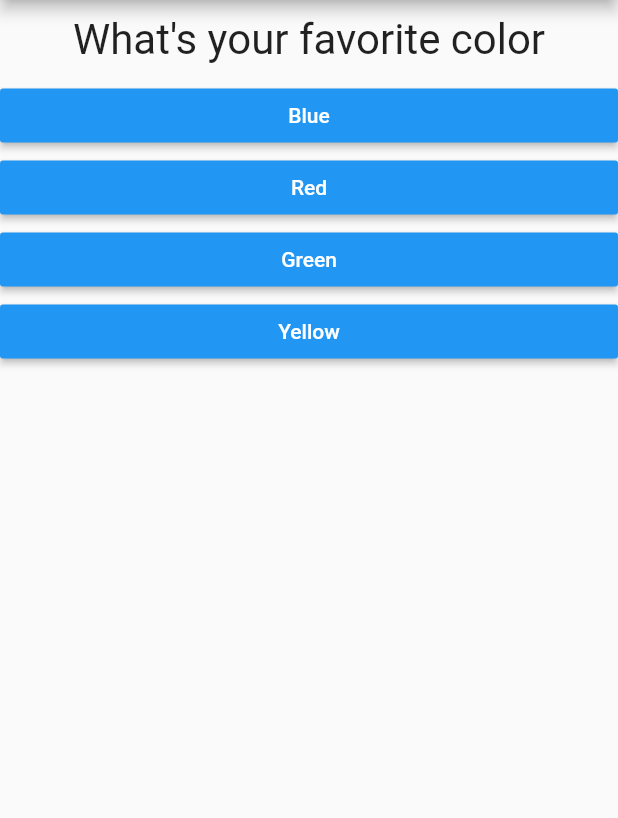
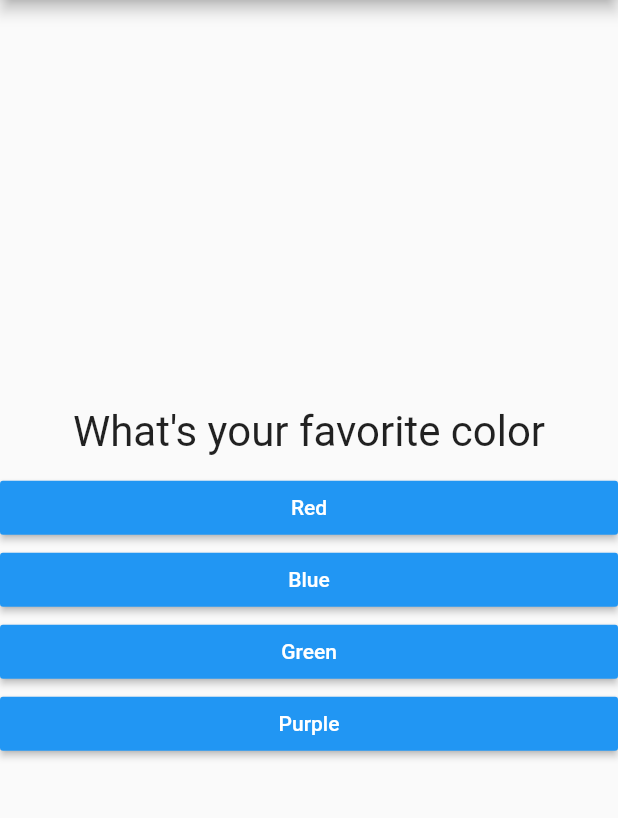
Before and after one commit to MaximilianSchleper/academind-flutter-01, a Flutter app: the screen it shows after launch, on a phone screen of 412 x 824 dp, the part 84-902 px from its top. Run offline on Flutter 3.47's test engine with Material 2 defaults, Android fonts, the phone set to English and light mode, and no system bars.

Commit message:
finished quiz app

```diff
--- a/lib/main.dart
+++ b/lib/main.dart
@@ -14,20 +14,45 @@ class _MyAppState extends State<MyApp> {
   final _questions = const [
     {
       'questionText': 'What\'s your favorite color',
-      'answers': ['Blue', 'Red', 'Green', 'Yellow']
+      'answers': [
+        {'text': 'Red', 'score': 8},
+        {'text': 'Blue', 'score': 6},
+        {'text': 'Green', 'score': 4},
+        {'text': 'Purple', 'score': 2},
+      ]
     },
     {
       'questionText': 'What\'s your favorite animal?',
-      'answers': ['Dog', 'Cat', 'Bird', 'Fish']
+      'answers': [
+        {'text': 'Cat', 'score': 8},
+        {'text': 'Dog', 'score': 6},
+        {'text': 'Fish', 'score': 4},
+        {'text': 'Bird', 'score': 2},
+      ]
     },
     {
       'questionText': 'Choose your class!',
-      'answers': ['Knight', 'Mage', 'Hunter', 'Rouge']
+      'answers': [
+        {'text': 'Mage', 'score': 8},
+        {'text': 'Rouge', 'score': 6},
+        {'text': 'Warrior', 'score': 4},
+        {'text': 'Hunter', 'score': 2},
+      ]
     },
   ];
-  int _qIndex = 0;
+  var _qIndex = 0;
+  var _totalScore = 0;
 
-  void _answerQuestion() {
+  void _resetQuiz() {
+    setState(() {
+     _qIndex = 0;
+     _totalScore = 0;
+    });
+  }
+
+  void _answerQuestion(int score) {
+    _totalScore += score;
+    print('totalscore:' + _totalScore.toString());
     setState(() {
       _qIndex = _qIndex + 1;
     });
@@ -49,7 +74,7 @@ class _MyAppState extends State<MyApp> {
                 answerQuestion: _answerQuestion,
                 questionIndex: _qIndex,
               )
-            : Result(),
+            : Result(_totalScore, _resetQuiz,),
       ),
     );
   }
--- a/lib/quiz.dart
+++ b/lib/quiz.dart
@@ -17,13 +17,14 @@ class Quiz extends StatelessWidget {
   @override
   Widget build(BuildContext context) {
     return Column(
+      mainAxisAlignment: MainAxisAlignment.center,
       children: [
         Question(
           questions[questionIndex]['questionText'],
         ),
-        ...(questions[questionIndex]['answers'] as List<String>).map((answer) {
+        ...(questions[questionIndex]['answers'] as List<Map<String, Object>>).map((answer) {
           // answer to widget and add to children list
-          return Answer(answerQuestion, answer);
+          return Answer(() => answerQuestion(answer['score']), answer['text']);
         }).toList()
       ],
     );
```
Also changed, not shown: lib/result.dart (+36 -1 lines).
